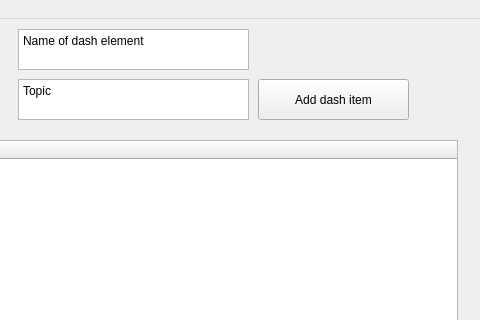
Old version of the form src/mainwindow.ui in the repository leSamo/ICP; both pictures show x 732 to 1212 and y 0 to 320 of the 1212 by 615 pixel window.
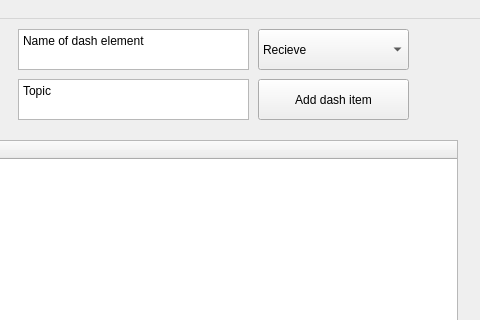
New version of the form.

Commit message: send dashboard item

```diff
--- a/src/mainwindow.ui
+++ b/src/mainwindow.ui
@@ -155,6 +155,26 @@
      <string>Topic</string>
     </property>
    </widget>
+   <widget class="QComboBox" name="dash_CB">
+    <property name="geometry">
+     <rect>
+      <x>990</x>
+      <y>10</y>
+      <width>151</width>
+      <height>41</height>
+     </rect>
+    </property>
+    <item>
+     <property name="text">
+      <string>Recieve</string>
+     </property>
+    </item>
+    <item>
+     <property name="text">
+      <string>Send</string>
+     </property>
+    </item>
+   </widget>
   </widget>
   <widget class="QMenuBar" name="menuBar">
    <property name="geometry">
```
The commit also changes 1 other file.
